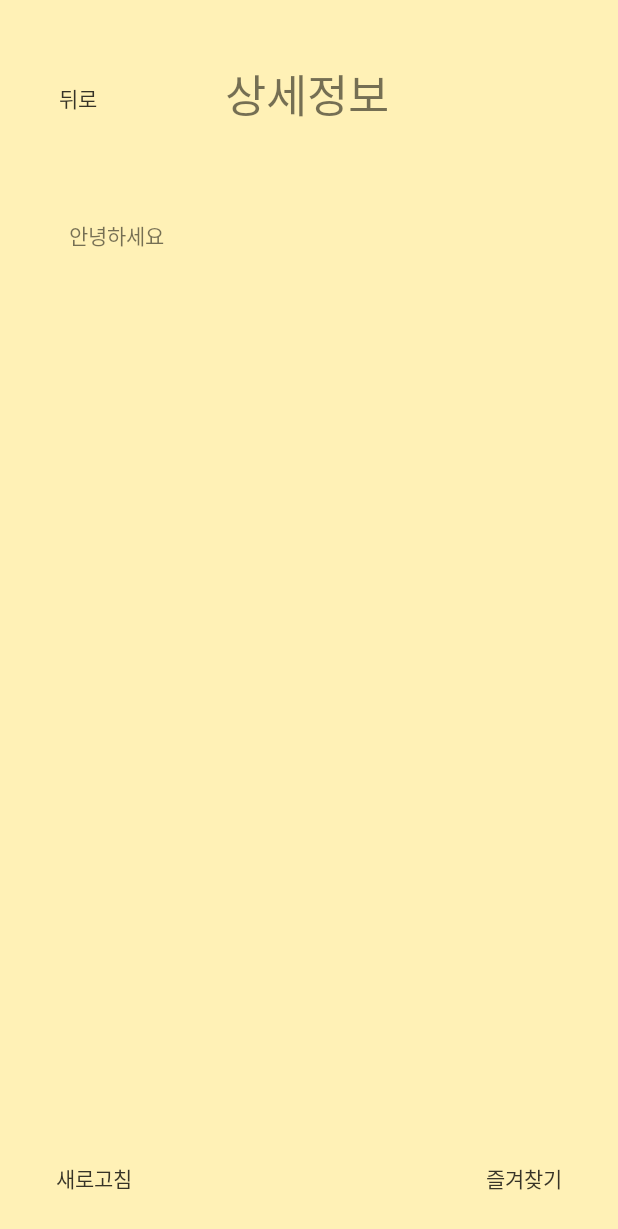
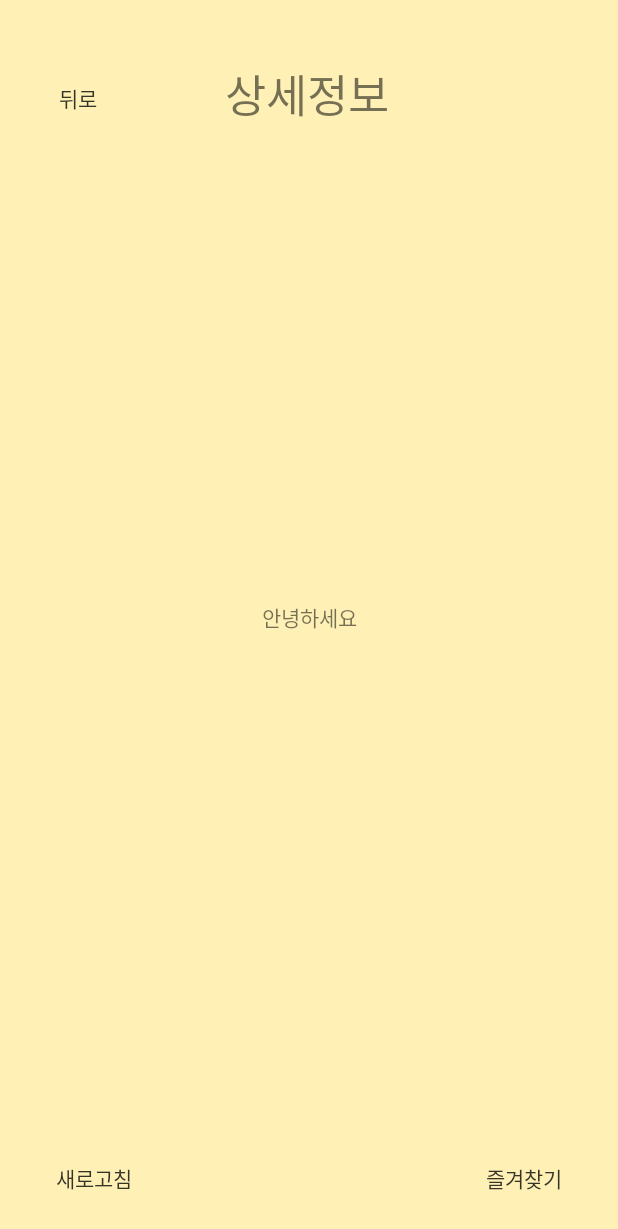
Before and after one commit to legowww/TTO-app, an Android app: the layout activity_detail.xml on its own in the app's theme, with its tools: preview values and no code run, on a phone screen of 412 x 824 dp. Shown: the top 1229 px of the screen. Run offline under Robolectric (Android 15) with nearby library versions, the phone set to English and light mode, and no system bars.

Commit message:
데모 UI수정

```diff
--- a/front/MyApplication_luis/app/src/main/java/com/example/myapplication/MainActivity.kt
+++ b/front/MyApplication_luis/app/src/main/java/com/example/myapplication/MainActivity.kt
@@ -19,8 +19,6 @@ class MainActivity : AppCompatActivity() {
         val intent = Intent(this, route_list::class.java)
         val eText1 : EditText = findViewById(R.id.editText)
         val eText2 : EditText = findViewById(R.id.editText2)
-        eText1.setText("송도더샵퍼스트월드")
-        eText2.setText("인천대학교자연과학대학")
 
         eText2.setOnKeyListener { view, keyCode, event ->
             if (event.action == KeyEvent.ACTION_DOWN && keyCode == KEYCODE_ENTER) {
--- a/front/MyApplication_luis/app/src/main/res/layout/activity_detail.xml
+++ b/front/MyApplication_luis/app/src/main/res/layout/activity_detail.xml
@@ -25,9 +25,9 @@
     <TextView
         android:id="@+id/detail2"
         android:layout_width="320dp"
-        android:layout_height="532dp"
+        android:layout_height="480dp"
         android:fontFamily="@font/jalnan"
-        android:gravity="top"
+        android:gravity="center"
         android:text="안녕하세요"
         android:textSize="14sp"
         app:layout_constraintBottom_toBottomOf="parent"
```
Also changed, not shown: front/MyApplication_luis/app/src/main/res/layout/activity_route_list.xml (+12 -12 lines).
